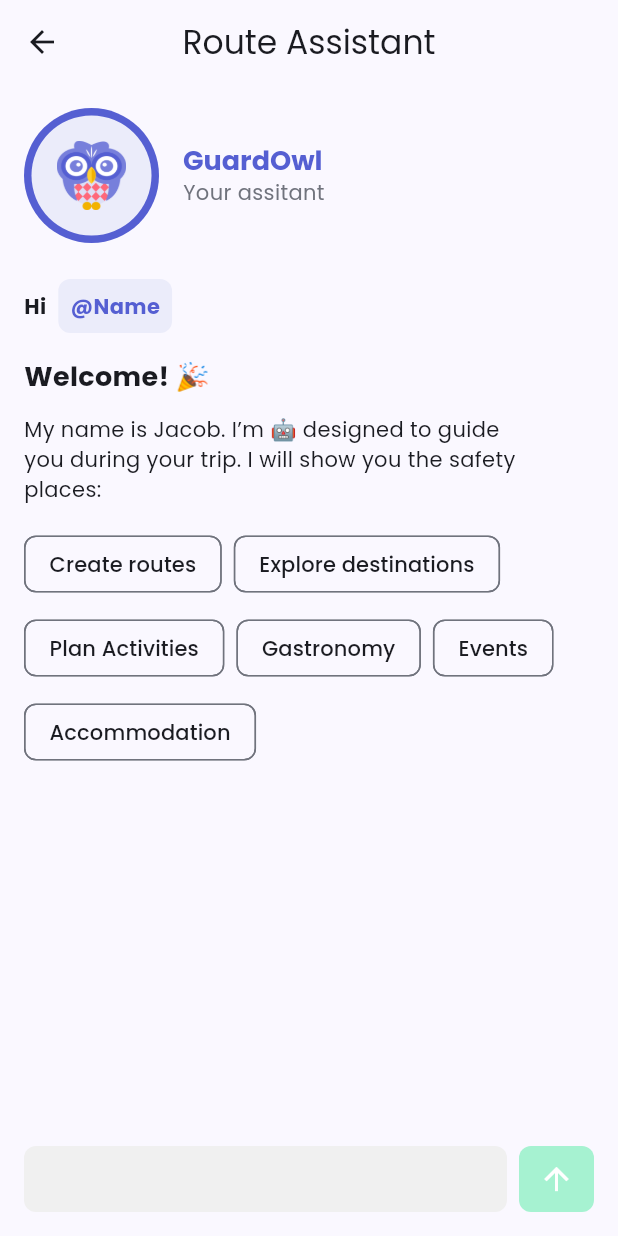
After one commit to SamaritanoDev/guardowl, a Flutter app: the RouteAssistantScreen screen opened by its route, on a phone screen of 412 x 824 dp. The commit adds this screen. Run offline on Flutter 3.47's test engine with Material 3 defaults, Android fonts, the phone set to English and light mode, and no system bars; our stand-ins replace google_fonts; network calls fail.

Commit message:
feat: add route assitant screen

```diff
--- /dev/null
+++ b/lib/features/assistant/route_assistant_view.dart
@@ -0,0 +1,200 @@
+import 'package:flutter/material.dart';
+import 'package:guardowl/features/share/share.dart';
+
+class RouteAssistantScreen extends StatelessWidget {
+  const RouteAssistantScreen({super.key});
+
+  @override
+  Widget build(BuildContext context) {
+    return Scaffold(
+      appBar: AppBar(
+        title: const Text('Route Assistant'),
+        centerTitle: true,
+      ),
+      body: Padding(
+        padding: const EdgeInsets.all(16.0),
+        child: Column(
+          crossAxisAlignment: CrossAxisAlignment.start,
+          children: [
+            const ProfileHeader(),
+            const SizedBox(height: 16),
+            OptionsList(),
+            const Spacer(),
+            const MessageInput(),
+          ],
+        ),
+      ),
+    );
+  }
+}
+
+class ProfileHeader extends StatelessWidget {
+  const ProfileHeader({super.key});
+
+  @override
+  Widget build(BuildContext context) {
+    final color = Theme.of(context).colorScheme;
+    final textTheme = Theme.of(context).textTheme;
+
+    final textTitleLargeAlert = textTheme.titleLarge?.copyWith(
+      color: color.primary,
+      fontSize: 18,
+      fontWeight: FontWeight.bold,
+    );
+
+    return Column(
+      children: [
+        Row(
+          children: [
+            const ButtonAssistant(),
+            const SizedBox(width: 16.0),
+            Column(
+              crossAxisAlignment: CrossAxisAlignment.start,
+              children: [
+                Text(
+                  "GuardOwl",
+                  style: textTitleLargeAlert,
+                ),
+                Text(
+                  "Your assitant",
+                  style: textTheme.bodyMedium?.copyWith(
+                    color: color.outlineVariant,
+                  ),
+                ),
+              ],
+            ),
+          ],
+        ),
+        const SizedBox(height: 24.0),
+        Row(
+          mainAxisAlignment: MainAxisAlignment.start,
+          children: [
+            Column(
+              crossAxisAlignment: CrossAxisAlignment.start,
+              children: [
+                Row(
+                  children: [
+                    const Text(
+                      'Hi',
+                      style:
+                          TextStyle(fontSize: 14, fontWeight: FontWeight.bold),
+                    ),
+                    const SizedBox(
+                      width: 8.0,
+                    ),
+                    Center(
+                      child: Container(
+                        padding: const EdgeInsets.all(8.0),
+                        decoration: BoxDecoration(
+                          borderRadius:
+                              const BorderRadius.all(Radius.circular(8.0)),
+                          color: color.primaryContainer,
+                        ),
+                        child: Text(
+                          '@Name',
+                          style: TextStyle(
+                            color: color.primary,
+                            fontWeight: FontWeight.bold,
+                          ),
+                        ),
+                      ),
+                    ),
+                  ],
+                ),
+                const SizedBox(height: 16.0),
+                const Text(
+                  'Welcome! 🎉',
+                  style: TextStyle(fontSize: 18, fontWeight: FontWeight.bold),
+                ),
+                const SizedBox(height: 12.0),
+                SizedBox(
+                  width: MediaQuery.of(context).size.width * 0.8,
+                  child: const Text(
+                    'My name is Jacob. I’m 🤖 designed to guide you during your trip. I will show you the safety places:',
+                    style: TextStyle(fontSize: 14),
+                    softWrap: true,
+                    overflow: TextOverflow.clip,
+                  ),
+                )
+              ],
+            ),
+          ],
+        )
+      ],
+    );
+  }
+}
+
+class OptionsList extends StatelessWidget {
+  final List<String> options = [
+    'Create routes',
+    'Explore destinations',
+    'Plan Activities',
+    'Gastronomy',
+    'Events',
+    'Accommodation',
+  ];
+
+  OptionsList({super.key});
+
+  @override
+  Widget build(BuildContext context) {
+    return Wrap(
+      spacing: 8,
+      runSpacing: 8,
+      children: options
+          .map(
+            (option) => ActionChip(
+              label: Text(option),
+              onPressed: () {
+                // Handle option selection
+              },
+            ),
+          )
+          .toList(),
+    );
+  }
+}
+
+class MessageInput extends StatelessWidget {
+  const MessageInput({super.key});
+
+  @override
+  Widget build(BuildContext context) {
+    final color = Theme.of(context).colorScheme;
+    return Row(
+      children: [
+        Expanded(
+          child: Container(
+            decoration: BoxDecoration(
+              color: const Color(0xFFF0F0F0),
+              borderRadius: BorderRadius.circular(8),
+            ),
+            height: 44.0,
+            child: TextField(
+              decoration: InputDecoration(
+                border: OutlineInputBorder(
+                  borderRadius: BorderRadius.circular(8),
+                  borderSide: BorderSide.none,
+                ),
+              ),
+            ),
+          ),
+        ),
+        const SizedBox(width: 8),
+        Container(
+          decoration: BoxDecoration(
+            color: color.secondaryContainer,
+            borderRadius: BorderRadius.circular(8),
+          ),
+          width: 50.0,
+          height: 44.0,
+          child: IconButton(
+            icon: const Icon(Icons.arrow_upward, color: Colors.white),
+            onPressed: () {},
+          ),
+        ),
+      ],
+    );
+  }
+}
--- a/lib/features/share/custom_navigation_bar.dart
+++ b/lib/features/share/custom_navigation_bar.dart
@@ -53,7 +53,9 @@ class _CustomNavigationBarState extends State<CustomNavigationBar> {
       floatingActionButtonLocation: FloatingActionButtonLocation.centerDocked,
       floatingActionButton: FloatingActionButton.large(
         tooltip: ' I’m your route assistant',
-        onPressed: () {},
+        onPressed: () {
+          Navigator.pushNamed(context, '/route-assistant');
+        },
         shape: const CircleBorder(),
         elevation: 3,
         splashColor: color.primaryContainer,
--- a/lib/main.dart
+++ b/lib/main.dart
@@ -1,6 +1,6 @@
 import 'package:flutter/material.dart';
 import 'package:guardowl/config/config.dart';
-import 'package:guardowl/features/authentication/login_view.dart';
+import 'package:guardowl/features/assistant/route_assistant_view.dart';
 import 'package:guardowl/features/share/custom_navigation_bar.dart';
 
 void main() {
@@ -20,8 +20,11 @@ class MainApp extends StatelessWidget {
       debugShowCheckedModeBanner: false,
       title: 'GuardOwl',
       theme: brightness == Brightness.light ? theme.light() : theme.dark(),
-      // home: const LoginView(),
-      home: const CustomNavigationBar(),
+      initialRoute: '/',
+      routes: {
+        '/': (_) => const CustomNavigationBar(),
+        '/route-assistant': (_) => const RouteAssistantScreen(),
+      },
     );
   }
 }
```
